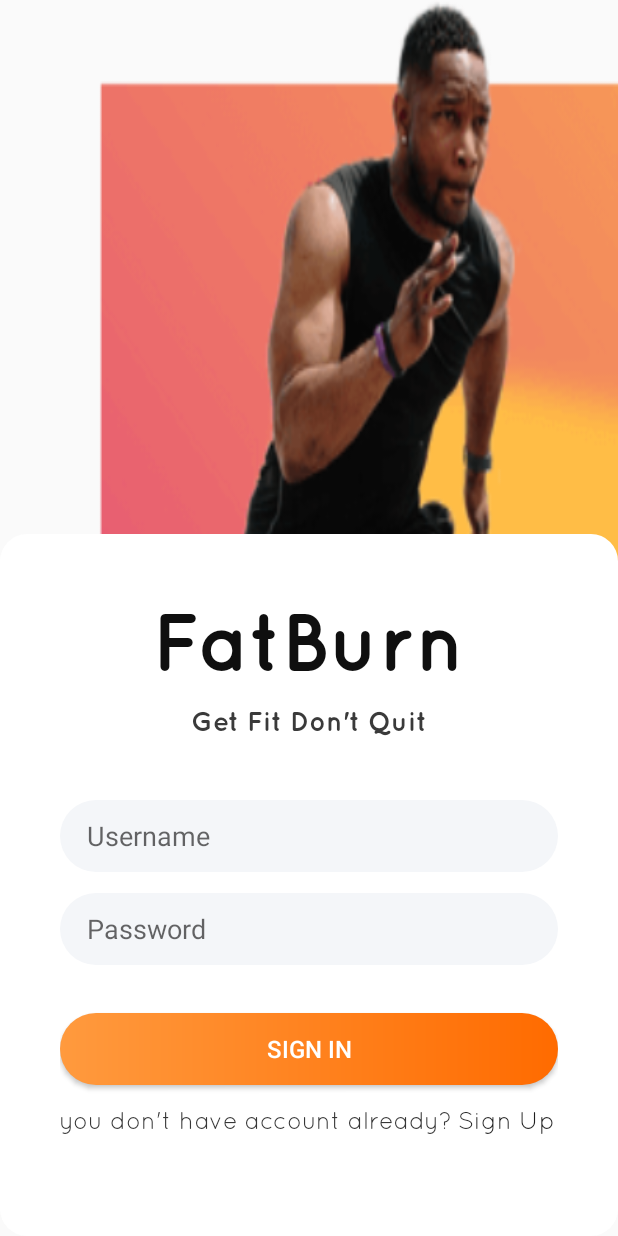
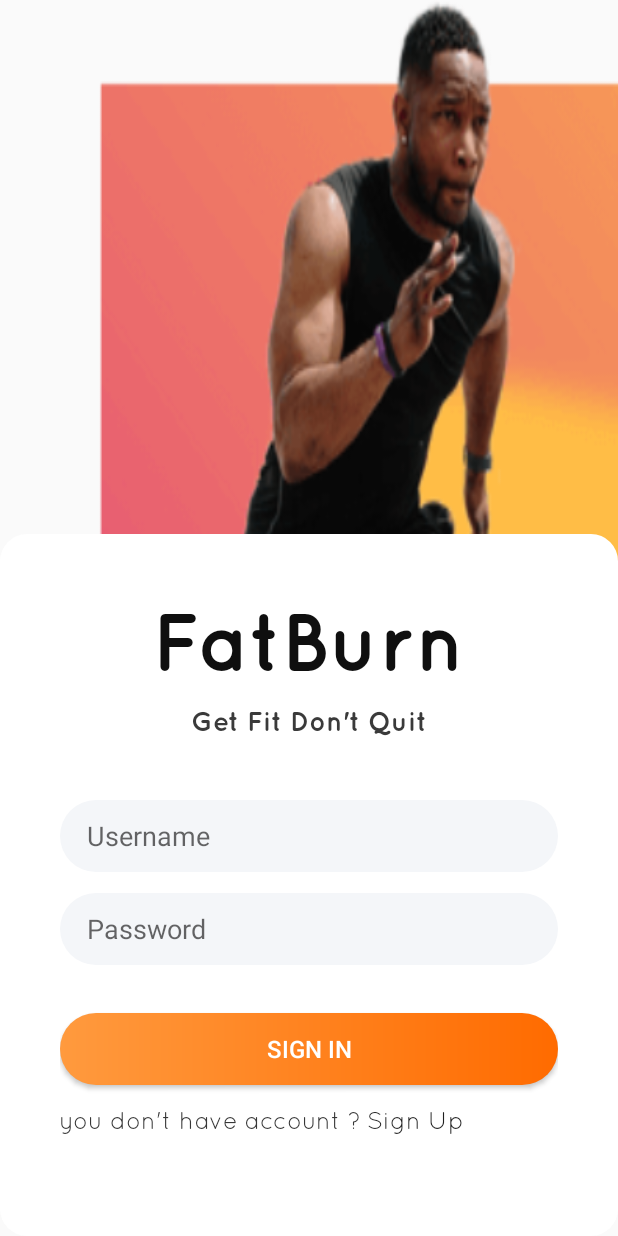
Before and after one commit to mochammadfariz/aplikasifitness, an Android app: the screen it shows after launch (MainActivity), on a phone screen of 412 x 824 dp. Run offline under Robolectric (Android 15) with nearby library versions, the phone set to English and light mode, and no system bars.

Commit message:
adding ?dwq

```diff
--- a/app/src/main/res/layout/activity_main.xml
+++ b/app/src/main/res/layout/activity_main.xml
@@ -71,7 +71,7 @@
                 android:layout_width="wrap_content"
                 android:layout_height="wrap_content"
                 android:fontFamily="@font/quicksand_book"
-                android:text="you don't have account already?"
+                android:text="you don't have account ?"
                 android:textColor="#363636"
                 android:textSize="16dp"
                 android:clickable="true"
```
